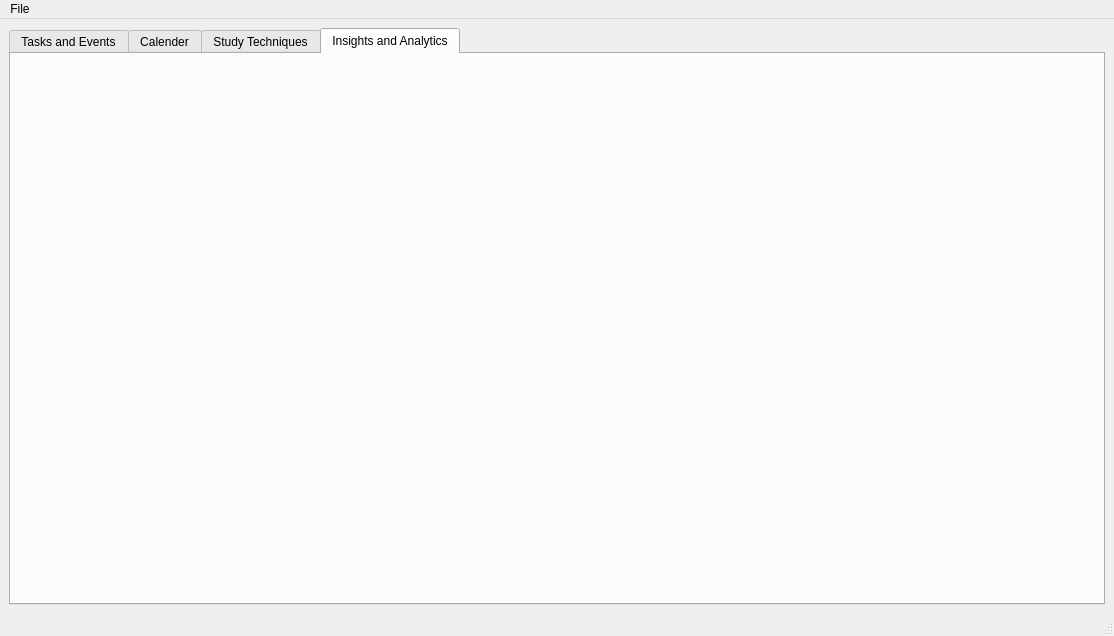
BadrGello/Task-Management-App, file App/mainWindow.ui: the form before one commit.
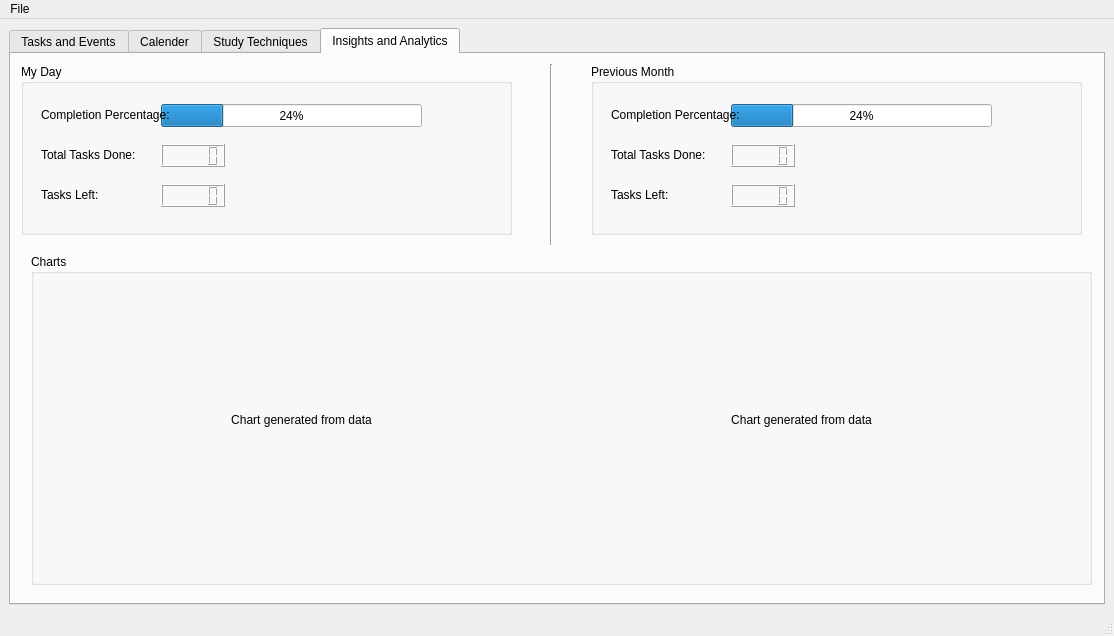
The form after the commit. The open tabs and pages were chosen to show the change.

Commit message: Insights and Analytics Tab

The edit to the form file:
```diff
--- a/App/mainWindow.ui
+++ b/App/mainWindow.ui
@@ -182,6 +182,249 @@
        <attribute name="title">
         <string>Insights and Analytics</string>
        </attribute>
+       <widget class="QGroupBox" name="myDay_data">
+        <property name="geometry">
+         <rect>
+          <x>10</x>
+          <y>10</y>
+          <width>491</width>
+          <height>171</height>
+         </rect>
+        </property>
+        <property name="title">
+         <string>My Day</string>
+        </property>
+        <property name="flat">
+         <bool>true</bool>
+        </property>
+        <widget class="QProgressBar" name="completion_bar">
+         <property name="geometry">
+          <rect>
+           <x>140</x>
+           <y>40</y>
+           <width>261</width>
+           <height>23</height>
+          </rect>
+         </property>
+         <property name="value">
+          <number>24</number>
+         </property>
+        </widget>
+        <widget class="QLabel" name="copmletion_label">
+         <property name="geometry">
+          <rect>
+           <x>20</x>
+           <y>40</y>
+           <width>151</width>
+           <height>21</height>
+          </rect>
+         </property>
+         <property name="text">
+          <string>Completion Percentage:</string>
+         </property>
+        </widget>
+        <widget class="QLabel" name="done">
+         <property name="geometry">
+          <rect>
+           <x>20</x>
+           <y>80</y>
+           <width>151</width>
+           <height>21</height>
+          </rect>
+         </property>
+         <property name="text">
+          <string>Total Tasks Done:</string>
+         </property>
+        </widget>
+        <widget class="QLabel" name="left">
+         <property name="geometry">
+          <rect>
+           <x>20</x>
+           <y>120</y>
+           <width>151</width>
+           <height>21</height>
+          </rect>
+         </property>
+         <property name="text">
+          <string>Tasks Left:</string>
+         </property>
+        </widget>
+        <widget class="QLCDNumber" name="doneNum">
+         <property name="geometry">
+          <rect>
+           <x>140</x>
+           <y>80</y>
+           <width>64</width>
+           <height>23</height>
+          </rect>
+         </property>
+        </widget>
+        <widget class="QLCDNumber" name="leftNum">
+         <property name="geometry">
+          <rect>
+           <x>140</x>
+           <y>120</y>
+           <width>64</width>
+           <height>23</height>
+          </rect>
+         </property>
+        </widget>
+       </widget>
+       <widget class="Line" name="analytics_tab_Vdivider">
+        <property name="geometry">
+         <rect>
+          <x>530</x>
+          <y>10</y>
+          <width>20</width>
+          <height>181</height>
+         </rect>
+        </property>
+        <property name="orientation">
+         <enum>Qt::Vertical</enum>
+        </property>
+       </widget>
+       <widget class="QGroupBox" name="prev_month">
+        <property name="geometry">
+         <rect>
+          <x>580</x>
+          <y>10</y>
+          <width>491</width>
+          <height>171</height>
+         </rect>
+        </property>
+        <property name="title">
+         <string>Previous Month</string>
+        </property>
+        <property name="flat">
+         <bool>true</bool>
+        </property>
+        <widget class="QProgressBar" name="completion_bar_2">
+         <property name="geometry">
+          <rect>
+           <x>140</x>
+           <y>40</y>
+           <width>261</width>
+           <height>23</height>
+          </rect>
+         </property>
+         <property name="value">
+          <number>24</number>
+         </property>
+        </widget>
+        <widget class="QLabel" name="copmletion_label_2">
+         <property name="geometry">
+          <rect>
+           <x>20</x>
+           <y>40</y>
+           <width>151</width>
+           <height>21</height>
+          </rect>
+         </property>
+         <property name="text">
+          <string>Completion Percentage:</string>
+         </property>
+        </widget>
+        <widget class="QLabel" name="done_2">
+         <property name="geometry">
+          <rect>
+           <x>20</x>
+           <y>80</y>
+           <width>151</width>
+           <height>21</height>
+          </rect>
+         </property>
+         <property name="text">
+          <string>Total Tasks Done:</string>
+         </property>
+        </widget>
+        <widget class="QLabel" name="left_2">
+         <property name="geometry">
+          <rect>
+           <x>20</x>
+           <y>120</y>
+           <width>151</width>
+           <height>21</height>
+          </rect>
+         </property>
+         <property name="text">
+          <string>Tasks Left:</string>
+         </property>
+        </widget>
+        <widget class="QLCDNumber" name="doneNum_2">
+         <property name="geometry">
+          <rect>
+           <x>140</x>
+           <y>80</y>
+           <width>64</width>
+           <height>23</height>
+          </rect>
+         </property>
+        </widget>
+        <widget class="QLCDNumber" name="leftNum_2">
+         <property name="geometry">
+          <rect>
+           <x>140</x>
+           <y>120</y>
+           <width>64</width>
+           <height>23</height>
+          </rect>
+         </property>
+        </widget>
+       </widget>
+       <widget class="QGroupBox" name="myDay_data_2">
+        <property name="geometry">
+         <rect>
+          <x>20</x>
+          <y>200</y>
+          <width>1061</width>
+          <height>331</height>
+         </rect>
+        </property>
+        <property name="title">
+         <string>Charts</string>
+        </property>
+        <property name="flat">
+         <bool>true</bool>
+        </property>
+        <widget class="QLabel" name="chart1_2">
+         <property name="geometry">
+          <rect>
+           <x>570</x>
+           <y>10</y>
+           <width>401</width>
+           <height>311</height>
+          </rect>
+         </property>
+         <property name="text">
+          <string>Chart generated from data</string>
+         </property>
+         <property name="textFormat">
+          <enum>Qt::AutoText</enum>
+         </property>
+         <property name="alignment">
+          <set>Qt::AlignCenter</set>
+         </property>
+        </widget>
+        <widget class="QLabel" name="chart1_3">
+         <property name="geometry">
+          <rect>
+           <x>70</x>
+           <y>10</y>
+           <width>401</width>
+           <height>311</height>
+          </rect>
+         </property>
+         <property name="text">
+          <string>Chart generated from data</string>
+         </property>
+         <property name="textFormat">
+          <enum>Qt::AutoText</enum>
+         </property>
+         <property name="alignment">
+          <set>Qt::AlignCenter</set>
+         </property>
+        </widget>
+       </widget>
       </widget>
      </widget>
     </item>
```
Left out of the diff: 8 changed lines with no effect on the pictures.
